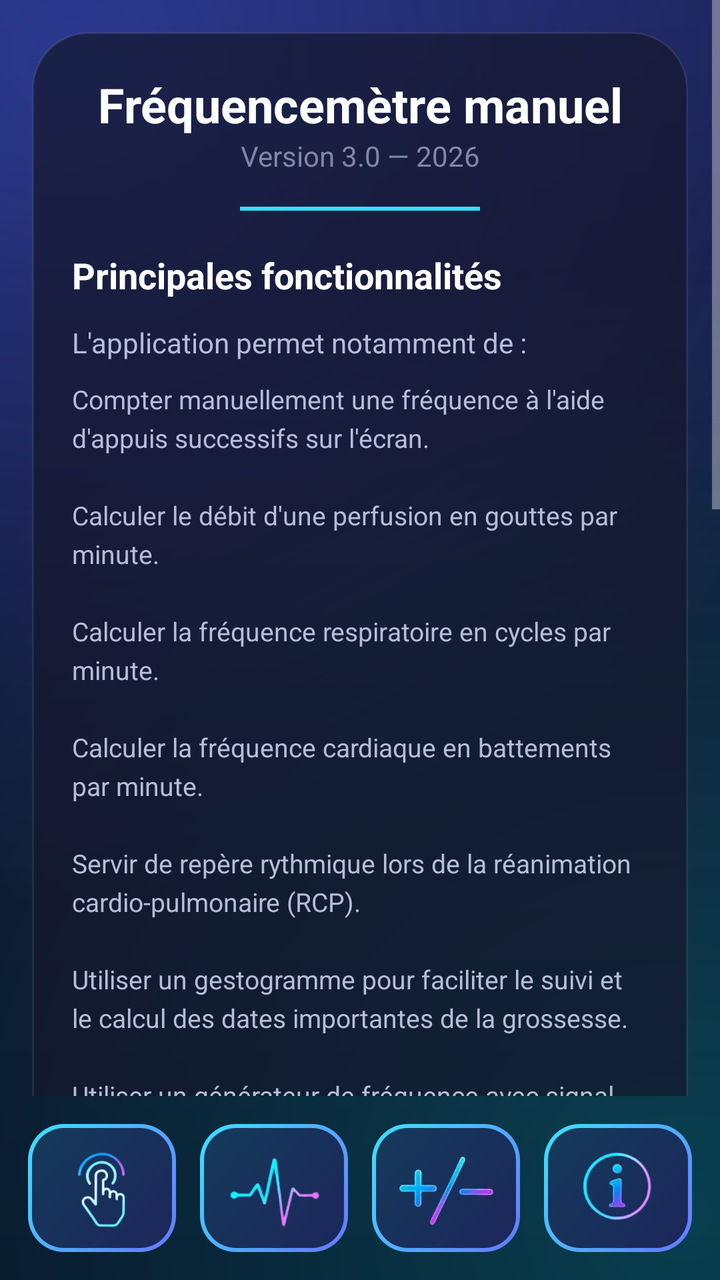
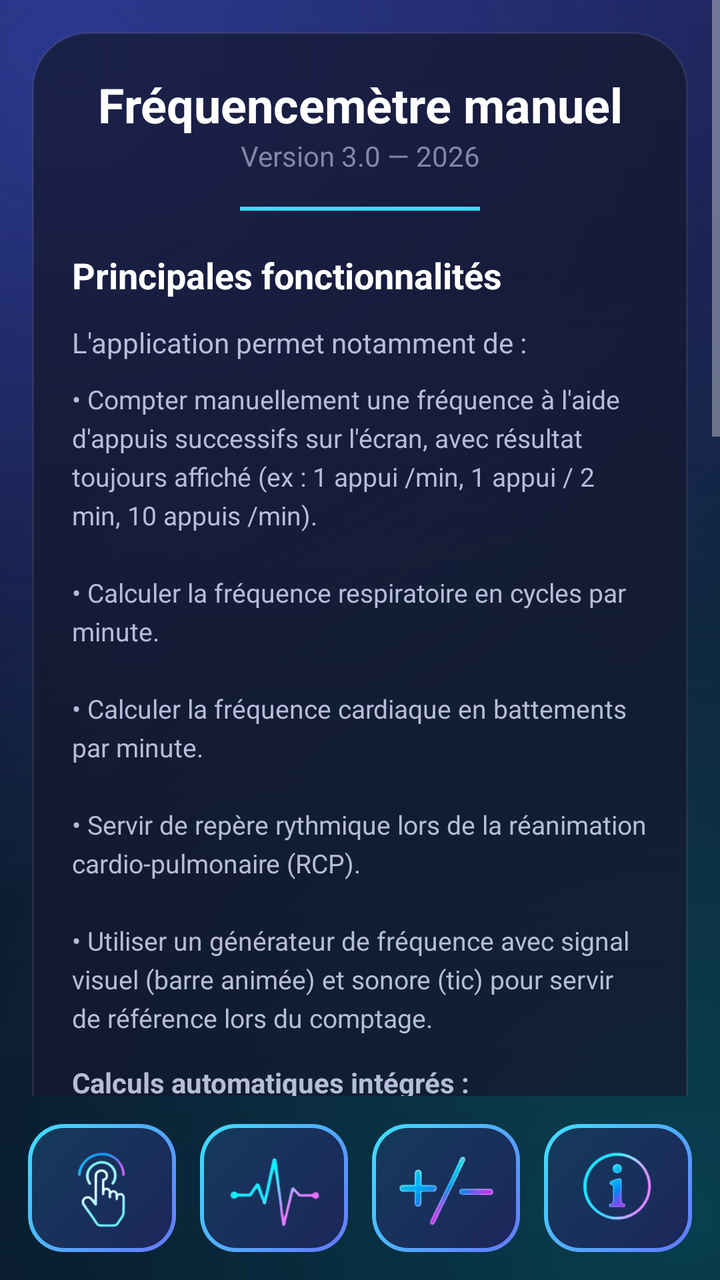

Before-and-after screenshots of an Android layout around one commit, followed by the original layout XML and the change that was made.
<!-- AndroidManifest.xml: application theme Theme.AppCompat.NoActionBar -->
<!-- res/layout/activity_info.xml -->
<?xml version="1.0" encoding="utf-8"?>
<LinearLayout xmlns:android="http://schemas.android.com/apk/res/android"
    android:layout_width="match_parent"
    android:layout_height="match_parent"
    android:orientation="vertical"
    android:background="@drawable/bg_screen"
    android:keepScreenOn="true">

    <ScrollView
        android:layout_width="match_parent"
        android:layout_height="0dp"
        android:layout_weight="1">

        <LinearLayout
            android:layout_width="match_parent"
            android:layout_height="wrap_content"
            android:orientation="vertical"
            android:background="@drawable/bg_card_glass"
            android:layout_margin="16dp"
            android:padding="20dp">

            <TextView
                android:layout_width="match_parent"
                android:layout_height="wrap_content"
                android:text="Fréquencemètre manuel"
                android:textSize="24sp"
                android:textStyle="bold"
                android:textColor="@color/text_white"
                android:gravity="center" />

            <TextView
                android:layout_width="match_parent"
                android:layout_height="wrap_content"
                android:text="Version 3.0 — 2026"
                android:gravity="center"
                android:textColor="@color/text_dim"
                android:paddingBottom="16dp" />

            <View
                android:layout_width="120dp"
                android:layout_height="2dp"
                android:background="@color/blue_gradient_end"
                android:layout_gravity="center_horizontal"
                android:layout_marginBottom="20dp" />

            <TextView
                android:layout_width="match_parent"
                android:layout_height="wrap_content"
                android:text="Principales fonctionnalités"
                android:textSize="18sp"
                android:textStyle="bold"
                android:textColor="@color/text_white"
                android:layout_marginBottom="12dp" />

            <TextView
                android:layout_width="match_parent"
                android:layout_height="wrap_content"
                android:text="L'application permet notamment de :"
                android:textSize="14sp"
                android:textColor="@color/text_gray"
                android:layout_marginBottom="10dp" />

            <TextView
                android:layout_width="match_parent"
                android:layout_height="wrap_content"
                android:text="Compter manuellement une fréquence à l'aide d'appuis successifs sur l'écran.\n\nCalculer le débit d'une perfusion en gouttes par minute.\n\nCalculer la fréquence respiratoire en cycles par minute.\n\nCalculer la fréquence cardiaque en battements par minute.\n\nServir de repère rythmique lors de la réanimation cardio-pulmonaire (RCP).\n\nUtiliser un gestogramme pour faciliter le suivi et le calcul des dates importantes de la grossesse.\n\nUtiliser un générateur de fréquence avec signal visuel et sonore pour servir de référence lors du comptage."
                android:textSize="13sp"
                android:textColor="@color/text_gray"
                android:lineSpacingExtra="4dp"
                android:layout_marginBottom="16dp" />

            <TextView
                android:layout_width="match_parent"
                android:layout_height="wrap_content"
                android:text="Remarque : cette application est un outil d'aide au calcul et à l'apprentissage. Elle ne remplace pas le jugement clinique, les protocoles de soins ni les recommandations médicales en vigueur."
                android:textSize="12sp"
                android:textStyle="italic"
                android:textColor="@color/text_dim"
                android:lineSpacingExtra="2dp" />

            <View
                android:layout_width="match_parent"
                android:layout_height="1dp"
                android:background="@color/border"
                android:layout_marginTop="24dp"
                android:layout_marginBottom="24dp" />

            <TextView
                android:layout_width="match_parent"
                android:layout_height="wrap_content"
                android:text="Informations sur l'auteur"
                android:textSize="18sp"
                android:textStyle="bold"
                android:textColor="@color/text_white"
                android:layout_marginBottom="14dp" />

            <TextView
                android:layout_width="match_parent"
                android:layout_height="wrap_content"
                android:text="Dr ABDALLAH Andriamanantena Blériot\n\nSortant de la Faculté de Médecine de l'Université de Mahajanga\n\nN° matricule : 28001"
                android:textSize="13sp"
                android:textColor="@color/text_gray"
                android:lineSpacingExtra="4dp"
                android:layout_marginBottom="16dp" />

            
            <TextView
                android:layout_width="match_parent"
                android:layout_height="wrap_content"
                android:text="📞 Téléphone (touchez pour appeler) :"
                android:textSize="13sp"
                android:textStyle="bold"
                android:textColor="@color/text_gray" />

            <TextView
                android:id="@+id/tvPhone1"
                android:layout_width="match_parent"
                android:layout_height="wrap_content"
                android:text="+261 34 99 820 80"
                android:textSize="15sp"
                android:textColor="@color/blue_gradient_end"
                android:paddingTop="6dp"
                android:paddingBottom="6dp" />

            <TextView
                android:id="@+id/tvPhone2"
                android:layout_width="match_parent"
                android:layout_height="wrap_content"
                android:text="+261 32 45 846 43"
                android:textSize="15sp"
                android:textColor="@color/blue_gradient_end"
                android:paddingTop="6dp"
                android:paddingBottom="6dp" />

            
            <TextView
                android:layout_width="match_parent"
                android:layout_height="wrap_content"
                android:text="📧 E-mail (touchez pour écrire) :"
                android:textSize="13sp"
                android:textStyle="bold"
                android:textColor="@color/text_gray"
                android:layout_marginTop="12dp" />

            <TextView
                android:id="@+id/tvEmail"
                android:layout_width="match_parent"
                android:layout_height="wrap_content"
                android:text="dragonbleu47@gmail.com"
                android:textSize="15sp"
                android:textColor="@color/blue_gradient_end"
                android:paddingTop="6dp"
                android:paddingBottom="6dp" />

            
            <TextView
                android:layout_width="match_parent"
                android:layout_height="wrap_content"
                android:text="🌐 Facebook (touchez pour ouvrir) :"
                android:textSize="13sp"
                android:textStyle="bold"
                android:textColor="@color/text_gray"
                android:layout_marginTop="12dp" />

            <TextView
                android:id="@+id/tvFacebook"
                android:layout_width="match_parent"
                android:layout_height="wrap_content"
                android:text="https://www.facebook.com/bleriot.abdallah"
                android:textSize="14sp"
                android:textColor="@color/blue_gradient_end"
                android:paddingTop="6dp"
                android:paddingBottom="6dp" />

            
            <TextView
                android:layout_width="match_parent"
                android:layout_height="wrap_content"
                android:text="💻 GitHub (touchez pour ouvrir) :"
                android:textSize="13sp"
                android:textStyle="bold"
                android:textColor="@color/text_gray"
                android:layout_marginTop="12dp" />

            <TextView
                android:id="@+id/tvGithub"
                android:layout_width="match_parent"
                android:layout_height="wrap_content"
                android:text="https://github.com/ABDALLAH-Bleriot/"
                android:textSize="14sp"
                android:textColor="@color/blue_gradient_end"
                android:paddingTop="6dp"
                android:paddingBottom="6dp" />
        </LinearLayout>
    </ScrollView>

    <include
        layout="@layout/bottom_nav"
        android:layout_width="match_parent"
        android:layout_height="wrap_content" />
</LinearLayout>
<!-- res/layout/bottom_nav.xml (included above) -->
<?xml version="1.0" encoding="utf-8"?>
<LinearLayout xmlns:android="http://schemas.android.com/apk/res/android"
    android:layout_width="match_parent"
    android:layout_height="wrap_content"
    android:orientation="horizontal"
    android:paddingTop="8dp"
    android:paddingBottom="8dp"
    android:paddingLeft="8dp"
    android:paddingRight="8dp">

    <ImageButton
        android:id="@+id/btnNavCounter"
        android:layout_width="0dp"
        android:layout_height="64dp"
        android:layout_weight="1"
        android:layout_margin="6dp"
        android:src="@drawable/nav_counter"
        android:scaleType="fitCenter"
        android:padding="12dp"
        android:background="@drawable/bg_neon_nav"
        android:contentDescription="Compteur" />

    <ImageButton
        android:id="@+id/btnNavGenerator"
        android:layout_width="0dp"
        android:layout_height="64dp"
        android:layout_weight="1"
        android:layout_margin="6dp"
        android:src="@drawable/nav_generator"
        android:scaleType="fitCenter"
        android:padding="12dp"
        android:background="@drawable/bg_neon_nav"
        android:contentDescription="Générateur" />

    <ImageButton
        android:id="@+id/btnNavCalc"
        android:layout_width="0dp"
        android:layout_height="64dp"
        android:layout_weight="1"
        android:layout_margin="6dp"
        android:src="@drawable/nav_calc"
        android:scaleType="fitCenter"
        android:padding="12dp"
        android:background="@drawable/bg_neon_nav"
        android:contentDescription="Calculs" />

    <ImageButton
        android:id="@+id/btnNavInfo"
        android:layout_width="0dp"
        android:layout_height="64dp"
        android:layout_weight="1"
        android:layout_margin="6dp"
        android:src="@drawable/nav_info"
        android:scaleType="fitCenter"
        android:padding="12dp"
        android:background="@drawable/bg_neon_nav"
        android:contentDescription="Info" />
</LinearLayout>
<!-- resources referenced by this layout -->
<resources>
  <color name="blue_gradient_end">#35DFFF</color>
  <color name="border">#14FFFFFF</color>
  <color name="text_dim">#8087A7</color>
  <color name="text_gray">#B6BDD9</color>
  <color name="text_white">#FFFFFF</color>
  <!-- drawable bg_card_glass (drawable) -->
  <?xml version="1.0" encoding="utf-8"?>
  <shape xmlns:android="http://schemas.android.com/apk/res/android">
      <solid android:color="#B314182D" />
      <corners android:radius="28dp" />
      <stroke android:width="1dp" android:color="#14FFFFFF" />
  </shape>
  <!-- drawable bg_neon_nav (drawable) -->
  <?xml version="1.0" encoding="utf-8"?>
  <layer-list xmlns:android="http://schemas.android.com/apk/res/android">
      <item>
          <shape android:shape="rectangle">
              <gradient android:type="linear" android:angle="135"
                  android:startColor="#6577FF" android:endColor="#3EE2FF" />
              <corners android:radius="18dp" />
          </shape>
      </item>
      <item android:left="2dp" android:top="2dp" android:right="2dp" android:bottom="2dp">
          <shape android:shape="rectangle">
              <solid android:color="#CC0B1233" />
              <corners android:radius="16dp" />
          </shape>
      </item>
  </layer-list>
  <!-- drawable bg_screen (drawable) -->
  <?xml version="1.0" encoding="utf-8"?>
  <layer-list xmlns:android="http://schemas.android.com/apk/res/android">
      <item>
          <shape>
              <gradient android:type="linear" android:angle="270"
                  android:startColor="#1C2254" android:centerColor="#10152F" android:endColor="#090E22" />
          </shape>
      </item>
      <item>
          <shape>
              <gradient android:type="radial" android:centerX="0.1" android:centerY="0.05"
                  android:gradientRadius="420dp" android:startColor="#594664FF" android:endColor="#004664FF" />
          </shape>
      </item>
      <item>
          <shape>
              <gradient android:type="radial" android:centerX="0.95" android:centerY="0.95"
                  android:gradientRadius="480dp" android:startColor="#3300FFFF" android:endColor="#0000FFFF" />
          </shape>
      </item>
  </layer-list>
  <!-- drawable nav_calc: png bitmap (drawable, 17761 bytes) -->
  <!-- drawable nav_counter: png bitmap (drawable, 27007 bytes) -->
  <!-- drawable nav_generator: png bitmap (drawable, 18185 bytes) -->
  <!-- drawable nav_info: png bitmap (drawable, 22774 bytes) -->
</resources>

<!-- the commit's change to res/layout/activity_info.xml (unified diff, before → after) -->
@@ -63,7 +63,25 @@
             <TextView
                 android:layout_width="match_parent"
                 android:layout_height="wrap_content"
-                android:text="Compter manuellement une fréquence à l'aide d'appuis successifs sur l'écran.\n\nCalculer le débit d'une perfusion en gouttes par minute.\n\nCalculer la fréquence respiratoire en cycles par minute.\n\nCalculer la fréquence cardiaque en battements par minute.\n\nServir de repère rythmique lors de la réanimation cardio-pulmonaire (RCP).\n\nUtiliser un gestogramme pour faciliter le suivi et le calcul des dates importantes de la grossesse.\n\nUtiliser un générateur de fréquence avec signal visuel et sonore pour servir de référence lors du comptage."
+                android:text="• Compter manuellement une fréquence à l'aide d'appuis successifs sur l'écran, avec résultat toujours affiché (ex : 1 appui /min, 1 appui / 2 min, 10 appuis /min).\n\n• Calculer la fréquence respiratoire en cycles par minute.\n\n• Calculer la fréquence cardiaque en battements par minute.\n\n• Servir de repère rythmique lors de la réanimation cardio-pulmonaire (RCP).\n\n• Utiliser un générateur de fréquence avec signal visuel (barre animée) et sonore (tic) pour servir de référence lors du comptage."
+                android:textSize="13sp"
+                android:textColor="@color/text_gray"
+                android:lineSpacingExtra="4dp"
+                android:layout_marginBottom="14dp" />
+
+            <TextView
+                android:layout_width="match_parent"
+                android:layout_height="wrap_content"
+                android:text="Calculs automatiques intégrés :"
+                android:textSize="14sp"
+                android:textStyle="bold"
+                android:textColor="@color/text_gray"
+                android:layout_marginBottom="10dp" />
+
+            <TextView
+                android:layout_width="match_parent"
+                android:layout_height="wrap_content"
+                android:text="• Débit de perfusion (perfuseur : 20 gouttes/mL).\n\n• Débit de P.S.E. pour drogue vasoactive (µg/kg/min).\n\n• Débit de transfusion (transfuseur : 15 gouttes/mL).\n\n• Gestogramme (suivi et dates importantes de la grossesse).\n\n• Score de Glasgow (yeux, verbale, motrice)."
                 android:textSize="13sp"
                 android:textColor="@color/text_gray"
                 android:lineSpacingExtra="4dp"
@@ -103,7 +121,6 @@
                 android:lineSpacingExtra="4dp"
                 android:layout_marginBottom="16dp" />
 
-            
             <TextView
                 android:layout_width="match_parent"
                 android:layout_height="wrap_content"
@@ -132,7 +149,6 @@
                 android:paddingTop="6dp"
                 android:paddingBottom="6dp" />
 
-            
             <TextView
                 android:layout_width="match_parent"
                 android:layout_height="wrap_content"
@@ -152,7 +168,6 @@
                 android:paddingTop="6dp"
                 android:paddingBottom="6dp" />
 
-            
             <TextView
                 android:layout_width="match_parent"
                 android:layout_height="wrap_content"
@@ -172,7 +187,6 @@
                 android:paddingTop="6dp"
                 android:paddingBottom="6dp" />
 
-            
             <TextView
                 android:layout_width="match_parent"
                 android:layout_height="wrap_content"
